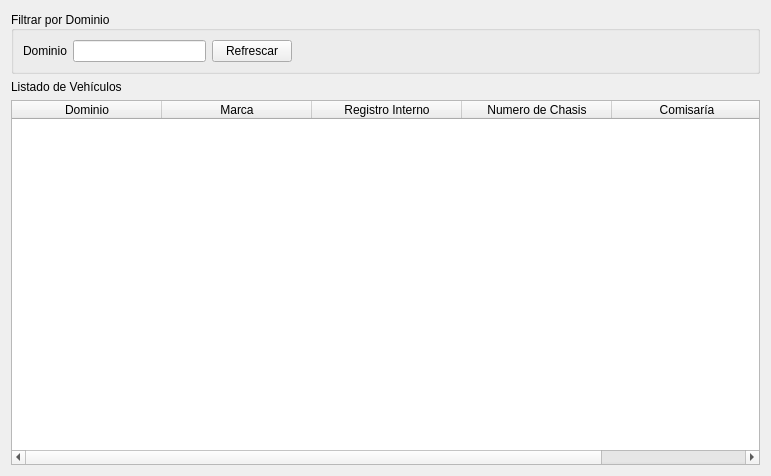
Old version of the form src/ui/WidgetListadoDeVehiculos.ui in the repository guilleurrutia10/division-transporte.
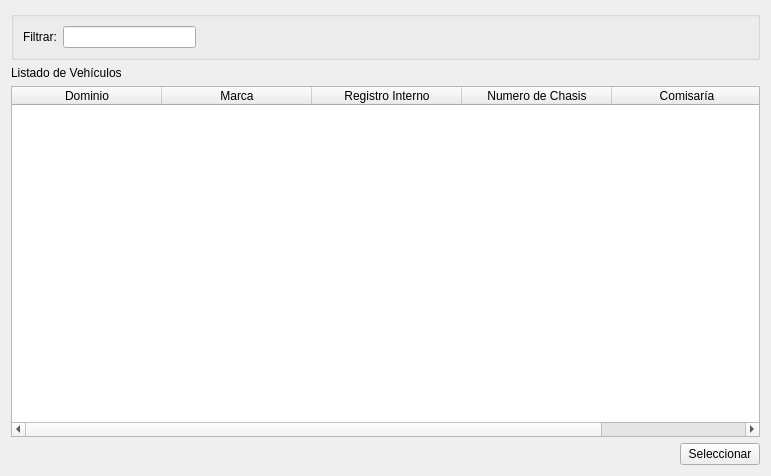
New version of the form.

Commit message: Circuito vehiculo Fase 2/3. Orden planificada, ok. Dialogo planificacion, faltan casos de error. Css, mejorado

The edit to the form file:
```diff
--- a/src/ui/WidgetListadoDeVehiculos.ui
+++ b/src/ui/WidgetListadoDeVehiculos.ui
@@ -26,7 +26,7 @@
       <enum>Qt::LeftToRight</enum>
      </property>
      <property name="title">
-      <string>Filtrar por Dominio</string>
+      <string/>
      </property>
      <property name="alignment">
       <set>Qt::AlignLeading|Qt::AlignLeft|Qt::AlignVCenter</set>
@@ -35,7 +35,7 @@
       <item>
        <widget class="QLabel" name="label">
         <property name="text">
-         <string>Dominio</string>
+         <string>Filtrar:</string>
         </property>
        </widget>
       </item>
@@ -64,13 +64,6 @@
         </property>
        </widget>
       </item>
-      <item>
-       <widget class="QPushButton" name="pushButtonRefrescar">
-        <property name="text">
-         <string>Refrescar</string>
-        </property>
-       </widget>
-      </item>
       <item>
        <spacer name="horizontalSpacer">
         <property name="orientation">
@@ -126,6 +119,30 @@
      </column>
     </widget>
    </item>
+   <item>
+    <layout class="QHBoxLayout" name="horizontalLayout_2">
+     <item>
+      <spacer name="horizontalSpacer_2">
+       <property name="orientation">
+        <enum>Qt::Horizontal</enum>
+       </property>
+       <property name="sizeHint" stdset="0">
+        <size>
+         <width>40</width>
+         <height>20</height>
+        </size>
+       </property>
+      </spacer>
+     </item>
+     <item>
+      <widget class="QPushButton" name="pushButtonSeleccionar">
+       <property name="text">
+        <string>Seleccionar</string>
+       </property>
+      </widget>
+     </item>
+    </layout>
+   </item>
   </layout>
  </widget>
  <resources/>
```
Left out of the diff: 2 changed lines with no effect on the pictures. The commit also changes 19 other files.
